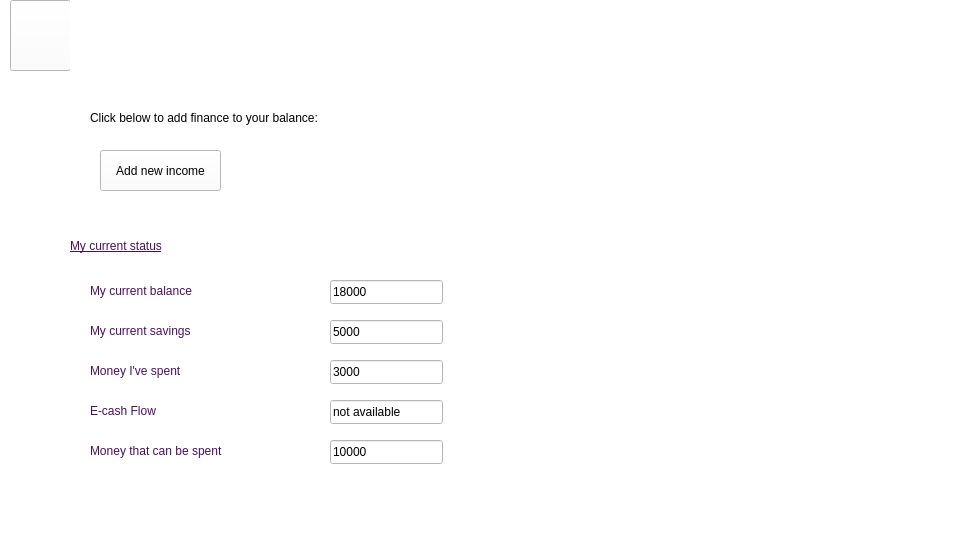
Old version of the form checkbalance.ui in the repository Nirjaraa/spendwise.
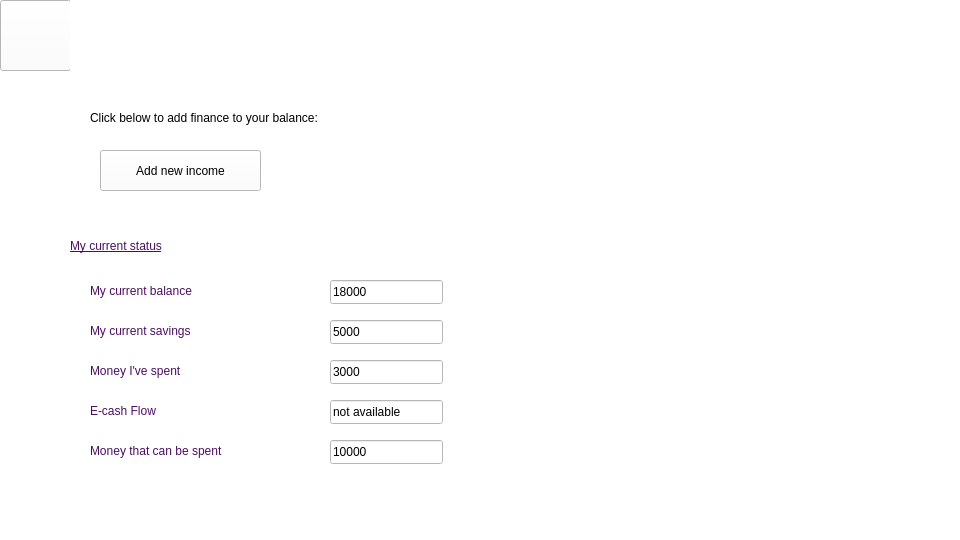
New version of the form. Icons and pictures are not drawn.

What changed in the file:
```diff
--- a/checkbalance.ui
+++ b/checkbalance.ui
@@ -38,7 +38,7 @@
      <rect>
       <x>100</x>
       <y>150</y>
-      <width>121</width>
+      <width>161</width>
       <height>41</height>
      </rect>
     </property>
@@ -242,9 +242,9 @@
    <widget class="QPushButton" name="pushButton">
     <property name="geometry">
      <rect>
-      <x>10</x>
+      <x>0</x>
       <y>0</y>
-      <width>61</width>
+      <width>71</width>
       <height>71</height>
      </rect>
     </property>
```
